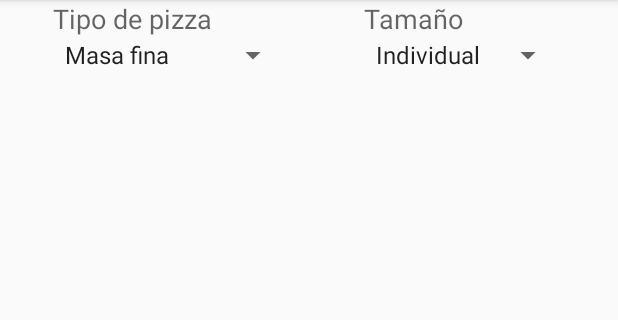
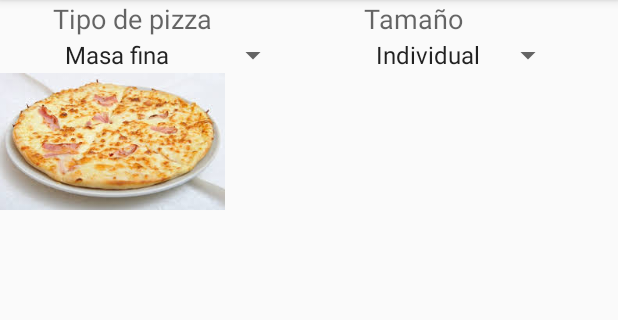
Before and after one commit to joseDavid83/CebancPizza, an Android app: the DatosCliente screen opened directly, with no data from a screen before it, after a tap on "SIGUIENTE", on a phone screen of 412 x 824 dp, the part 84-404 px from its top. Run offline under Robolectric (Android 15) with nearby library versions, the phone set to English and light mode, and no system bars.

Commit message:
commit 9

```diff
--- a/app/src/main/java/com/alumno/cebancpizza/DatosCliente.java
+++ b/app/src/main/java/com/alumno/cebancpizza/DatosCliente.java
@@ -8,6 +8,7 @@ import android.widget.Button;
 
 public class DatosCliente extends AppCompatActivity{
     private Button sig;
+
     @Override
     protected void onCreate(Bundle savedInstanceState) {
         super.onCreate(savedInstanceState);
@@ -28,5 +29,8 @@ public class DatosCliente extends AppCompatActivity{
         Intent i=new Intent(this, DatosPedido.class);
         startActivity(i);
     }
+    public void crearCliente(){
+
+    }
 
 }
--- a/app/src/main/res/layout/pedido.xml
+++ b/app/src/main/res/layout/pedido.xml
@@ -73,6 +73,12 @@
                                 android:id="@+id/cmbTamaño" />
                         </LinearLayout>
                     </LinearLayout>
+
+                    <ImageView
+                        android:layout_width="150dp"
+                        android:layout_height="91dp"
+                        android:id="@+id/imgCarbonara"
+                        android:src="@mipmap/carbonara" />
                 </LinearLayout>
 
                 <LinearLayout
```
Also changed, not shown: app/src/main/java/com/alumno/cebancpizza/Cliente.java (added, +26 -0 lines), app/src/main/java/com/alumno/cebancpizza/Resumen.java (+6 -1 lines), app/src/main/res/layout/resumen.xml (+24 -0 lines), app/src/main/res/mipmap-hdpi/carbonara.jpg (added).
